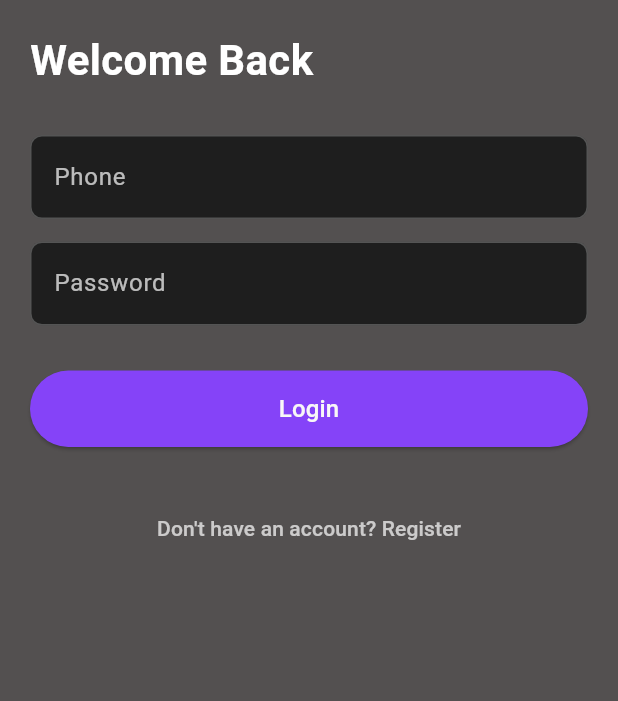
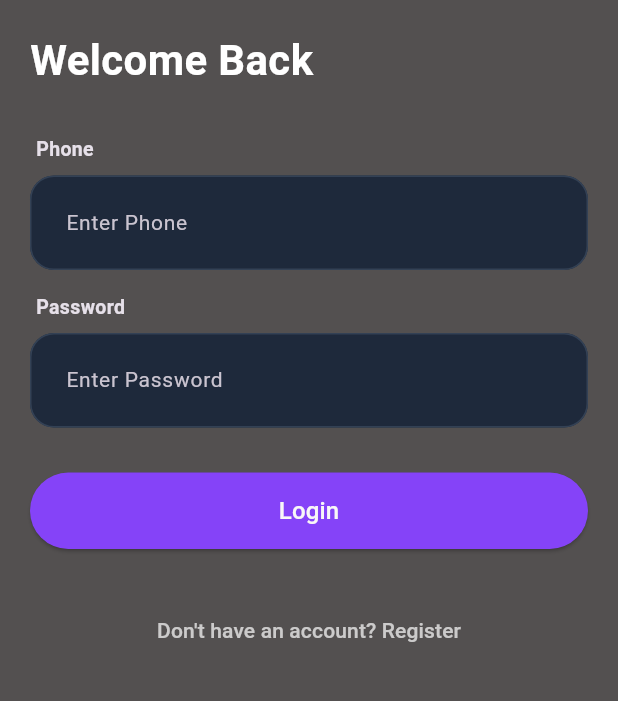
Before and after one commit to Betremariam/Nedajie, a Flutter app: the screen it shows after launch, on a phone screen of 412 x 824 dp, the part 84-785 px from its top. Run offline on Flutter 3.47's test engine with Material 3 defaults, Android fonts, the phone set to English and light mode, and no system bars; our stand-ins replace image_picker, shared_preferences; missing offline and left inert: mobile_scanner; statements that could not run were skipped.

Commit message:
changed the mobile app theme to match the admin theme for consistency

```diff
--- a/mobile_app/lib/widgets/custom_input.dart
+++ b/mobile_app/lib/widgets/custom_input.dart
@@ -4,34 +4,69 @@ class CustomInputField extends StatelessWidget {
   final String label;
   final TextEditingController controller;
   final bool obscureText;
+  final IconData? prefixIcon;
+  final TextInputType? keyboardType;
 
   const CustomInputField({
     super.key,
     required this.label,
     required this.controller,
     this.obscureText = false,
+    this.prefixIcon,
+    this.keyboardType,
   });
 
   @override
   Widget build(BuildContext context) {
-    return TextField(
+    final bool isDark = Theme.of(context).brightness == Brightness.dark;
+
+    return Column(
+      crossAxisAlignment: CrossAxisAlignment.start,
+      children: [
+        Padding(
+          padding: const EdgeInsets.only(left: 4, bottom: 8),
+          child: Text(
+            label,
+            style: TextStyle(
+              fontSize: 13,
+              fontWeight: FontWeight.w600,
+              color: isDark ? Colors.slate.shade400 : Colors.slate.shade700,
+            ),
+          ),
+        ),
+        TextField(
           controller: controller,
           obscureText: obscureText,
-      style: const TextStyle(color: Colors.white),
+          keyboardType: keyboardType,
+          style: TextStyle(
+            color: isDark ? Colors.white : const Color(0xFF0F172A),
+            fontSize: 15,
+          ),
           decoration: InputDecoration(
-        labelText: label,
-        labelStyle: const TextStyle(color: Colors.white70),
+            hintText: 'Enter $label',
+            hintStyle: TextStyle(
+              color: isDark ? Colors.slate.shade600 : Colors.slate.shade400,
+              fontSize: 14,
+            ),
+            prefixIcon: prefixIcon != null
+              ? Icon(prefixIcon, color: const Color(0xFF10B981), size: 20)
+              : null,
             enabledBorder: OutlineInputBorder(
-          borderSide: const BorderSide(color: Colors.white24),
-          borderRadius: BorderRadius.circular(8),
+              borderSide: BorderSide(
+                color: isDark ? const Color(0xFF334155) : const Color(0xFFE2E8F0),
+              ),
+              borderRadius: BorderRadius.circular(16),
             ),
             focusedBorder: OutlineInputBorder(
-          borderSide: const BorderSide(color: Colors.deepPurple),
-          borderRadius: BorderRadius.circular(8),
+              borderSide: const BorderSide(color: Color(0xFF10B981), width: 2),
+              borderRadius: BorderRadius.circular(16),
             ),
             filled: true,
-        fillColor: const Color(0xFF1E1E1E),
+            fillColor: isDark ? const Color(0xFF1E293B) : Colors.white,
+            contentPadding: const EdgeInsets.all(20),
           ),
+        ),
+      ],
     );
   }
 }
```
Lines whose indentation alone changed are shown as unchanged.
